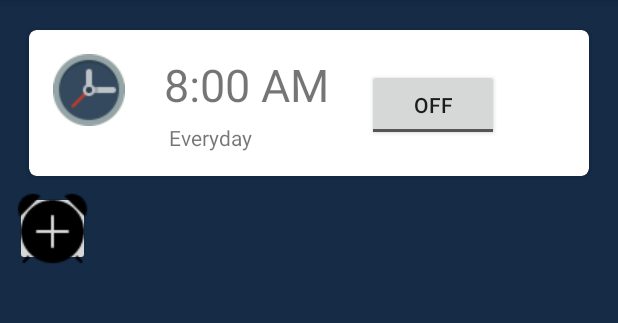
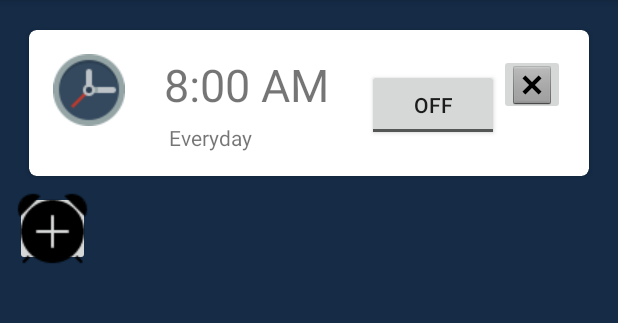
Before and after one commit to dlobato85/WakeUp, an Android app: the screen it shows after launch (MainListActivity), on a phone screen of 412 x 824 dp, the part 84-407 px from its top. Run offline under Robolectric (Android 15) with nearby library versions, the phone set to English and light mode, and no system bars.

Commit message:
Merge branch 'master' of https://github.com/dlobato85/WakeUp
# Conflicts:
#	app/src/main/java/com/dustin_domas_assignment/wakeup/RingtonePlayingService.java

```diff
--- a/app/src/main/AndroidManifest.xml
+++ b/app/src/main/AndroidManifest.xml
@@ -29,6 +29,8 @@
         <activity android:name=".MainActivity">
 
         </activity>
+
+
     </application>
 
 </manifest>
--- a/app/src/main/java/com/dustin_domas_assignment/wakeup/AlarmAdapter.java
+++ b/app/src/main/java/com/dustin_domas_assignment/wakeup/AlarmAdapter.java
@@ -1,7 +1,9 @@
 package com.dustin_domas_assignment.wakeup;
 
 import android.content.Context;
+import android.content.Intent;
 import android.support.annotation.LayoutRes;
+import android.support.v7.app.AppCompatActivity;
 import android.support.v7.widget.CardView;
 import android.support.v7.widget.RecyclerView;
 import android.view.LayoutInflater;
@@ -9,9 +11,11 @@ import android.view.View;
 import android.view.ViewGroup;
 import android.widget.ArrayAdapter;
 import android.widget.BaseAdapter;
+import android.widget.ImageButton;
 import android.widget.ImageView;
 import android.widget.ListView;
 import android.widget.TextView;
+import android.widget.Toast;
 import android.widget.ToggleButton;
 
 import java.util.ArrayList;
@@ -19,21 +23,27 @@ import java.util.List;
 
 
 
-public class AlarmAdapter extends RecyclerView.Adapter<AlarmAdapter.AlarmViewHolder> {
+public class AlarmAdapter extends RecyclerView.Adapter<AlarmAdapter.AlarmViewHolder>  {
 
     private  List<AlarmCard> alarmData;
     private Context adContext;
+
+    public AlarmAdapter(){
+
+    }
 
     public AlarmAdapter(Context c,List<AlarmCard> data) {
         adContext = c;
         alarmData = data;
     }
 
-// will create the Card view with the alarm attributes
+
+    // will create the Card view with the alarm attributes
     public static class AlarmViewHolder extends RecyclerView.ViewHolder{
 
-        TextView timeDisplay;
-        TextView alaDays;
+        public  TextView timeDisplay;
+        public TextView alaDays;
+        public ImageButton removeButton;
 
         AlarmViewHolder(View view){
             super(view);
@@ -42,6 +52,7 @@ public class AlarmAdapter extends RecyclerView.Adapter<AlarmAdapter.AlarmViewHol
         * */
             timeDisplay = (TextView) view.findViewById(R.id.timeDisplay);
             alaDays = (TextView) view.findViewById(R.id.daysTV);
+            removeButton = (ImageButton) view.findViewById(R.id.remove_Button);
 
         }
 
@@ -64,12 +75,26 @@ public class AlarmAdapter extends RecyclerView.Adapter<AlarmAdapter.AlarmViewHol
     }
 
     @Override
-    public void onBindViewHolder(AlarmViewHolder holder, int position) {
+    public void onBindViewHolder(AlarmViewHolder holder, final int position) {
 
-        AlarmCard al = alarmData.get(position);
+        final AlarmCard al = alarmData.get(position);
 
         holder.timeDisplay.setText(al.getTime());
         holder.alaDays.setText(al.get_title());
+
+        holder.removeButton.setOnClickListener(new View.OnClickListener() {
+
+            @Override
+            public void onClick(View view) {
+                alarmData.remove(position);
+
+                notifyItemRemoved(position);
+
+                Toast.makeText(adContext,"Deleted  ",Toast.LENGTH_SHORT).show();
+                //removeBroadcast();
+            }
+
+        });
     }
 
     public void add(AlarmCard item, int position) {
@@ -78,13 +103,16 @@ public class AlarmAdapter extends RecyclerView.Adapter<AlarmAdapter.AlarmViewHol
        // notifyItemInserted(position);
     }
 
+/*
+    public void remove(AlarmCard item ,int position ) {
+        alarmData.remove(position);
 
-    public void remove(AlarmCard item) {
-        int pos = alarmData.indexOf(item);
-        alarmData.remove(pos);
-        notifyItemRemoved(pos);
+        notifyItemRemoved(position);
+
+        Toast.makeText(adContext,"Deleted  ",Toast.LENGTH_SHORT).show();
 
     }
+*/
 
 
     @Override
--- a/app/src/main/java/com/dustin_domas_assignment/wakeup/MainActivity.java
+++ b/app/src/main/java/com/dustin_domas_assignment/wakeup/MainActivity.java
@@ -98,6 +98,7 @@ public class MainActivity extends AppCompatActivity implements AdapterView.OnIte
                 if (h > 12) {
                     hour = String.valueOf(h - 12);
                     format = "PM";
+
                 }//end of if
                 else {
                     format = "AM";}
@@ -134,6 +135,7 @@ public class MainActivity extends AppCompatActivity implements AdapterView.OnIte
                     String passTime = hour+":"+minute;
                     Intent intent = new Intent(MainActivity.this,MainListActivity.class);
                     intent.putExtra("Time",passTime);
+
                     intent.addFlags(Intent.FLAG_ACTIVITY_CLEAR_TOP | Intent.FLAG_ACTIVITY_CLEAR_TASK);
                     intent.addFlags(Intent.FLAG_ACTIVITY_NO_HISTORY);
                     setResult(0,intent);
--- a/app/src/main/java/com/dustin_domas_assignment/wakeup/MainListActivity.java
+++ b/app/src/main/java/com/dustin_domas_assignment/wakeup/MainListActivity.java
@@ -11,6 +11,8 @@ import android.util.Log;
 import android.view.View;
 import android.widget.ImageButton;
 import android.widget.ImageView;
+import android.widget.Toast;
+import android.widget.ToggleButton;
 
 import java.util.ArrayList;
 import java.util.List;
@@ -27,7 +29,7 @@ public class MainListActivity extends AppCompatActivity implements View.OnClickL
 
     private ImageButton addAlarm;
     private static final int SECOND_ACTIVITY_RESULT_CODE = 0;
-
+    public ToggleButton toggles;
     int position1;
 
     @Override
@@ -50,7 +52,12 @@ public class MainListActivity extends AppCompatActivity implements View.OnClickL
 
         position1 = 0;
 
+/*
+        toggles = (ToggleButton) findViewById(R.id.alarmToggle);
 
+        onToggle(toggles);
+
+*/
        if( alarms.size() == 0) {
            createDefaultAlarm();
        }
@@ -60,6 +67,7 @@ public class MainListActivity extends AppCompatActivity implements View.OnClickL
 
        //createAdapter();
     }
+
 
     private void createAdapter(){
        alarmAdapter = new AlarmAdapter(mainContext, alarms);
@@ -102,4 +110,5 @@ public class MainListActivity extends AppCompatActivity implements View.OnClickL
         }
 
     }
+
     }
--- a/app/src/main/java/com/dustin_domas_assignment/wakeup/QuestionActivity.java
+++ b/app/src/main/java/com/dustin_domas_assignment/wakeup/QuestionActivity.java
@@ -50,7 +50,7 @@ public class QuestionActivity extends AppCompatActivity {
         option_C = (Button) findViewById(R.id.optionC_button);
         option_D = (Button) findViewById(R.id.optionD_button);
 
-        timeLeft = (ProgressBar) findViewById(R.id.timeBar);
+
 
 
         //setting button onClickListeners
@@ -121,10 +121,6 @@ public class QuestionActivity extends AppCompatActivity {
             Intent broadintent = new Intent( questContext,Alarm_Receiver.class);
             broadintent.putExtra("extra", "alarm OFF");
 
-            //must put extra long to alarm off to prevent crashes if null
-          //  broadintent.putExtra("sound_choose_pass", choose_sound);
-
-            //stop the ringtone
             //sendBroadcast will send signal to alarm receiver
             sendBroadcast(broadintent);
 
--- a/app/src/main/res/layout/cardveiw.xml
+++ b/app/src/main/res/layout/cardveiw.xml
@@ -60,8 +60,18 @@
                 android:layout_height="wrap_content"
                 android:layout_alignParentTop="true"
                 android:layout_marginTop="10dp"
+                android:onClick="onToggle"
                 android:layout_toEndOf="@+id/timeDisplay"
                 android:layout_toRightOf="@+id/timeDisplay" />
+
+            <ImageButton
+                android:id="@+id/remove_Button"
+                android:layout_width="wrap_content"
+                android:layout_height="wrap_content"
+                android:layout_alignBottom="@+id/timeDisplay"
+                android:layout_toEndOf="@+id/alarmToggle"
+                card_view:srcCompat="@android:drawable/btn_dialog" />
+
 
         </RelativeLayout>
 
--- a/app/src/main/res/layout/recycle_view.xml
+++ b/app/src/main/res/layout/recycle_view.xml
@@ -14,7 +14,6 @@
         android:layout_width="match_parent"
         android:layout_height="wrap_content"
         android:scrollbars="vertical"
-        android:clickable="true"
          />
 
     <ImageButton
```
